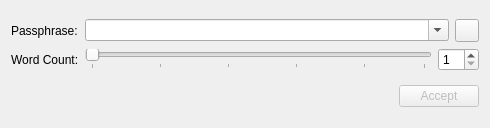
First picture: the form in src/gui/PassphraseGeneratorWidget.ui, repository keepassxreboot/keepassxc, before the edit.
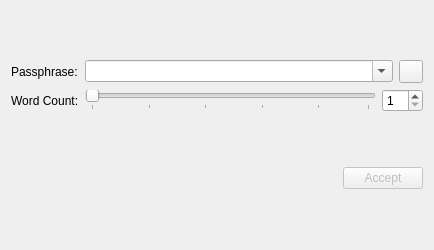
Second picture: the form after the edit. Custom widgets are drawn as their Qt base class.

Commit message: Display PassphraseGeneratorWidget in the proper place in the GUI

What changed in the file:
```diff
--- a/src/gui/PassphraseGeneratorWidget.ui
+++ b/src/gui/PassphraseGeneratorWidget.ui
@@ -6,8 +6,8 @@
    <rect>
     <x>0</x>
     <y>0</y>
-    <width>490</width>
-    <height>128</height>
+    <width>434</width>
+    <height>250</height>
    </rect>
   </property>
   <property name="windowTitle">
```
Left out of the diff: 1 changed line with no effect on the pictures. The commit also changes 1 other file.
